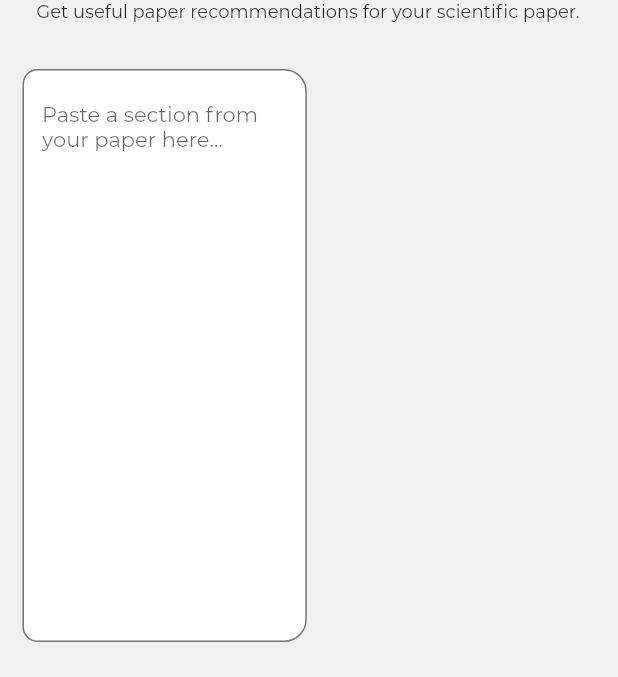
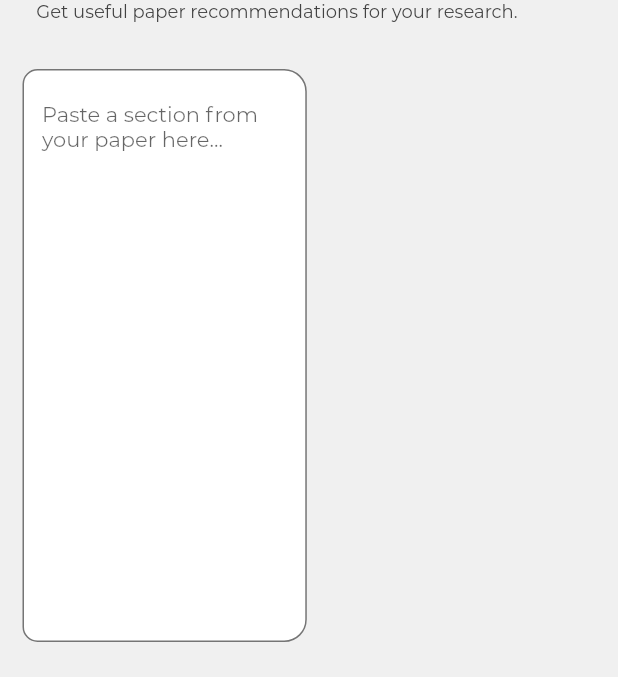
Before and after one commit to sebastiancelis98/CitationRexApp, a Flutter app: the screen it shows after launch, on a phone screen of 412 x 824 dp, the part 90-767 px from its top. Run offline on Flutter 3.47's test engine with Material 2 defaults, Android fonts, the light colour scheme and no system bars.

Commit message:
Change subtitle text color

```diff
--- a/lib/controller/recommender.dart
+++ b/lib/controller/recommender.dart
@@ -34,7 +34,7 @@ Future<Set<Recommendation>> getRecommendations(String query) async {
     for(Map paper in parsedData['papers']){
       Recommendation rec = Recommendation(
         id: id++,
-        authors: paper['authors'].toString().replaceAll('[', '').replaceAll(']', ''),
+        authors: capitalizeWords(paper['authors'].toString().replaceAll('[', '').replaceAll(']', '')),
         title: capitalizeWords(paper['title']),
       );
       recs.add(rec);
--- a/lib/main.dart
+++ b/lib/main.dart
@@ -91,10 +91,11 @@ class _DynamicBodyState extends State<DynamicBody> {
                       ),
                     ),
                     Text(
-                      ' Get useful paper recommendations for your scientific paper.',
+                      ' Get useful paper recommendations for your research.',
                       style: TextStyle(
                         fontFamily: 'Montserrat',
                         fontSize: 12,
+                        color: Colors.grey[800]
                       ),
                     ),
                   ],
@@ -332,7 +333,7 @@ class _QuerySelectorState extends State<QuerySelector> {
           ),
         ),
         SizedBox(
-          height: 15,
+          height: 20,
         ),
         RecList(query: selectedQuery)
       ],
```
